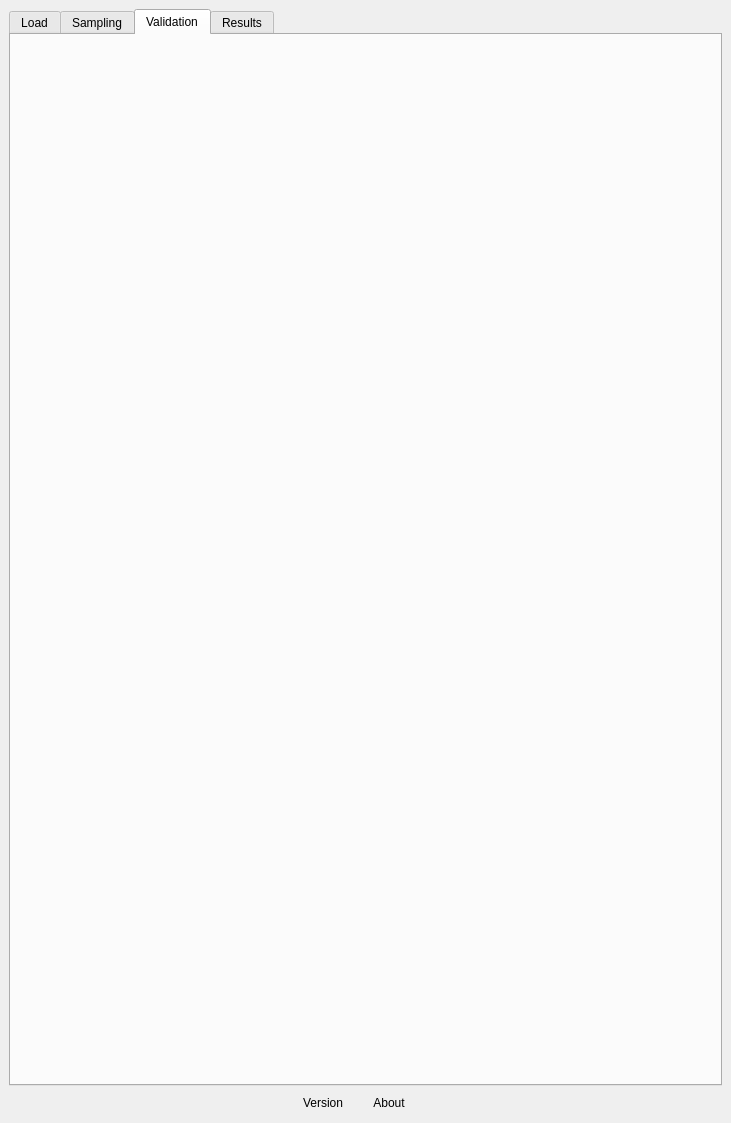
Before: the Qt Designer form ui/acatama_dockwidget_base.ui in SMByC/AcATaMa, drawn with Qt 5.
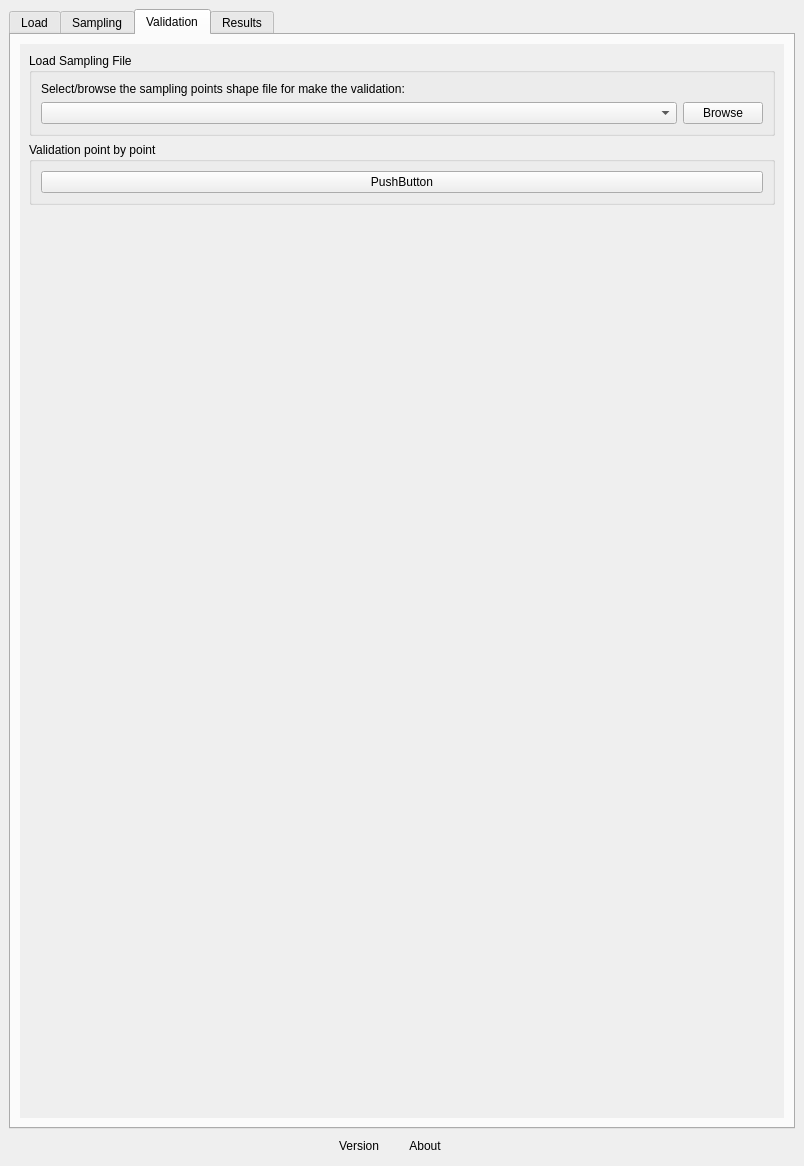
After: the same form once the commit is applied. The open tabs and pages were chosen to show the change. Custom widgets are drawn as their Qt base class.

Commit message: Load sampling points groupbox for make the validation

```diff
--- a/ui/acatama_dockwidget_base.ui
+++ b/ui/acatama_dockwidget_base.ui
@@ -6,16 +6,16 @@
    <rect>
     <x>0</x>
     <y>0</y>
-    <width>731</width>
-    <height>1123</height>
+    <width>804</width>
+    <height>1166</height>
    </rect>
   </property>
   <property name="windowTitle">
    <string>AcA&amp;TaMa</string>
   </property>
   <widget class="QWidget" name="dockWidgetContents">
-   <layout class="QGridLayout" name="gridLayout">
-    <item row="0" column="0">
+   <layout class="QVBoxLayout" name="verticalLayout_22">
+    <item>
      <widget class="QTabWidget" name="tabWidget">
       <property name="currentIndex">
        <number>0</number>
@@ -945,6 +945,113 @@
        <attribute name="title">
         <string>Validation</string>
        </attribute>
+       <layout class="QVBoxLayout" name="verticalLayout_21">
+        <item>
+         <widget class="QScrollArea" name="scrollArea">
+          <property name="frameShape">
+           <enum>QFrame::NoFrame</enum>
+          </property>
+          <property name="lineWidth">
+           <number>0</number>
+          </property>
+          <property name="widgetResizable">
+           <bool>true</bool>
+          </property>
+          <widget class="QWidget" name="scrollAreaWidgetContents_V">
+           <property name="geometry">
+            <rect>
+             <x>0</x>
+             <y>0</y>
+             <width>768</width>
+             <height>1012</height>
+            </rect>
+           </property>
+           <layout class="QVBoxLayout" name="verticalLayout_24">
+            <item>
+             <widget class="QGroupBox" name="groupBox_5">
+              <property name="title">
+               <string>Load Sampling File</string>
+              </property>
+              <layout class="QVBoxLayout" name="verticalLayout_23">
+               <item>
+                <widget class="QLabel" name="label_22">
+                 <property name="text">
+                  <string>Select/browse the sampling points shape file for make the validation:</string>
+                 </property>
+                 <property name="alignment">
+                  <set>Qt::AlignJustify|Qt::AlignVCenter</set>
+                 </property>
+                 <property name="wordWrap">
+                  <bool>true</bool>
+                 </property>
+                </widget>
+               </item>
+               <item>
+                <widget class="QWidget" name="widget_26" native="true">
+                 <layout class="QHBoxLayout" name="horizontalLayout_26">
+                  <property name="margin">
+                   <number>0</number>
+                  </property>
+                  <item>
+                   <widget class="QComboBox" name="selectSamplingFile">
+                    <property name="sizePolicy">
+                     <sizepolicy hsizetype="Expanding" vsizetype="Fixed">
+                      <horstretch>0</horstretch>
+                      <verstretch>0</verstretch>
+                     </sizepolicy>
+                    </property>
+                    <property name="editable">
+                     <bool>false</bool>
+                    </property>
+                   </widget>
+                  </item>
+                  <item>
+                   <widget class="QPushButton" name="browseSamplingFile">
+                    <property name="text">
+                     <string>Browse</string>
+                    </property>
+                   </widget>
+                  </item>
+                 </layout>
+                </widget>
+               </item>
+              </layout>
+             </widget>
+            </item>
+            <item>
+             <widget class="QGroupBox" name="groupBox_6">
+              <property name="title">
+               <string>Validation point by point</string>
+              </property>
+              <layout class="QVBoxLayout" name="verticalLayout_25">
+               <item>
+                <widget class="QPushButton" name="pushButton">
+                 <property name="text">
+                  <string>PushButton</string>
+                 </property>
+                </widget>
+               </item>
+              </layout>
+             </widget>
+            </item>
+            <item>
+             <spacer name="verticalSpacer_2">
+              <property name="orientation">
+               <enum>Qt::Vertical</enum>
+              </property>
+              <property name="sizeHint" stdset="0">
+               <size>
+                <width>20</width>
+                <height>40</height>
+               </size>
+              </property>
+             </spacer>
+            </item>
+           </layout>
+          </widget>
+         </widget>
+        </item>
+       </layout>
       </widget>
       <widget class="QWidget" name="tab">
        <attribute name="title">
@@ -953,7 +1060,7 @@
       </widget>
      </widget>
     </item>
-    <item row="1" column="0">
+    <item>
      <widget class="QWidget" name="widget_plugin_info" native="true">
       <layout class="QHBoxLayout" name="horizontalLayout_25">
        <property name="margin">
```
Left out of the diff: 13 changed lines with no effect on the pictures. The commit also changes 1 other file.
